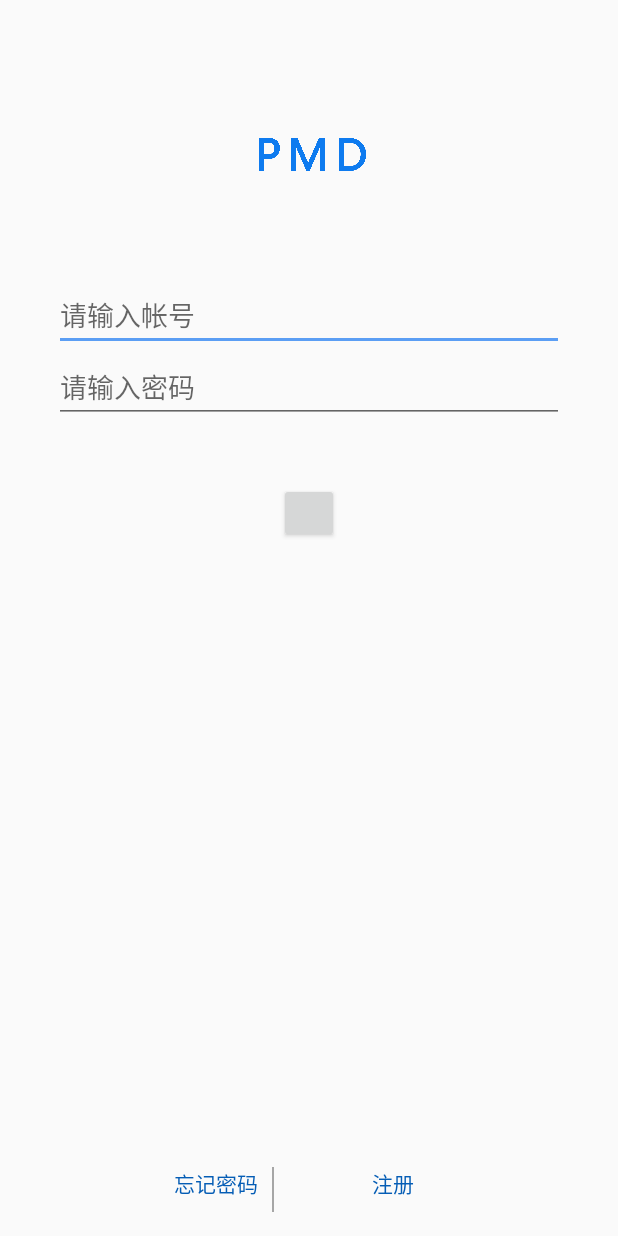
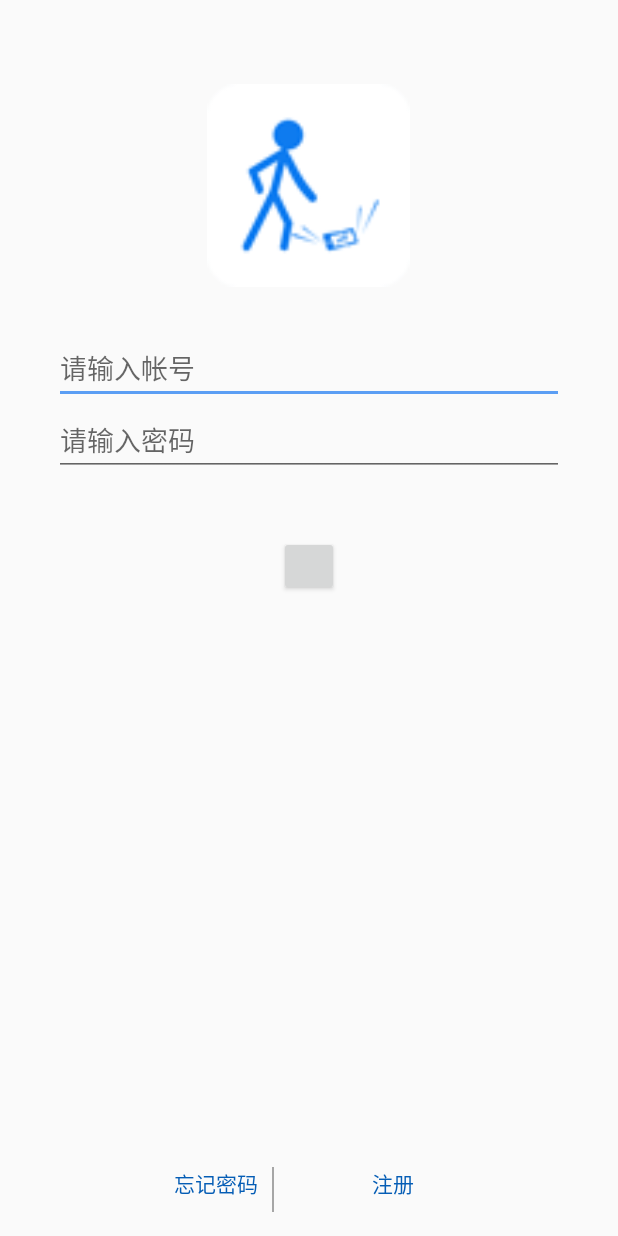
Before and after one commit to cnlkl/put-me-down, an Android app: the screen it shows after launch (LoginActivity), on a phone screen of 412 x 824 dp. Run offline under Robolectric (Android 15) with nearby library versions, the phone set to English and light mode, and no system bars; libraries missing offline, so code that uses them is left out: at.markushi.ui, com.rengwuxian.materialedittext; plain views replace CircleButton, MaterialEditText; 4 statements that could not run were skipped.

Commit message:
修复登入bug，添加图标

```diff
--- a/app/src/main/java/com/fzuclover/putmedown/features/login/LoginActivity.java
+++ b/app/src/main/java/com/fzuclover/putmedown/features/login/LoginActivity.java
@@ -65,6 +65,7 @@ public class LoginActivity extends BaseActivity implements LoginContract.View,Vi
     public void toTotalTimingTodayActivity() {
         Intent intent = new Intent(LoginActivity.this,TotalTimingTodayActivity.class);
         startActivity(intent);
+        finish();
     }
 
     @Override
--- a/app/src/main/java/com/fzuclover/putmedown/features/totaltimingtoday/TotalTimingTodayActivity.java
+++ b/app/src/main/java/com/fzuclover/putmedown/features/totaltimingtoday/TotalTimingTodayActivity.java
@@ -47,7 +47,6 @@ public class TotalTimingTodayActivity extends BaseActivity implements TotalTimin
     private int mTimedToday;
     //目标时间(分钟)
     private int mTargetTime;
-    private CircleButton  mLoginBtn;
 
 
     @Override
@@ -84,8 +83,6 @@ public class TotalTimingTodayActivity extends BaseActivity implements TotalTimin
         mAchievementLayout.setOnClickListener(this);
         mHistoryLayout = (LinearLayout) findViewById(R.id.history_layout);
         mHistoryLayout.setOnClickListener(this);
-        mLoginBtn=(CircleButton)findViewById(R.id.login_btn);
-        mLoginBtn.setOnClickListener(this);
 
         mCurrentPlaceImg = (ImageView) findViewById(R.id.current_place_img);
         mDrawerLayout = (DrawerLayout) findViewById(R.id.drawer_layout);
@@ -129,9 +126,6 @@ public class TotalTimingTodayActivity extends BaseActivity implements TotalTimin
             case R.id.history_layout:
                 toHistoryActivity();
                 break;
-            case R.id.login_btn:
-                toLoginActivity();
-
             default:
                 break;
         }
--- a/app/src/main/res/layout/activity_login.xml
+++ b/app/src/main/res/layout/activity_login.xml
@@ -16,9 +16,9 @@
 
     <ImageView
         android:id="@+id/image1"
-        android:layout_width="100dp"
-        android:layout_height="100dp"
-        android:src="@mipmap/pmd"
+        android:layout_width="135dp"
+        android:layout_height="135dp"
+        android:src="@mipmap/white_logo"
         android:layout_gravity="center"
         android:layout_marginTop="40dp"
         />
```
Also changed, not shown: app/src/main/res/layout/activity_total_timing_today.xml (+8 -18 lines), app/src/main/res/mipmap-hdpi/achievement.png (added), app/src/main/res/mipmap-hdpi/history.png (added), app/src/main/res/mipmap-hdpi/white_logo.png (added), app/src/main/res/mipmap-mdpi/white_logo.png (added), app/src/main/res/mipmap-xhdpi/white_logo.png (added), app/src/main/res/mipmap-xxhdpi/white_logo.png (added), app/src/main/res/mipmap-xxxhdpi/white_logo.png (added).
